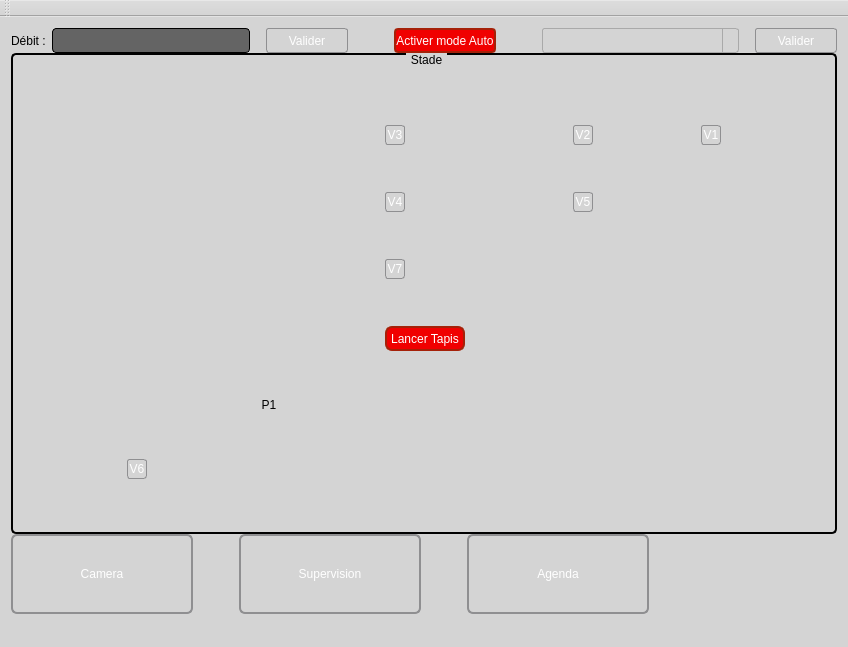
First picture: the form in mainwindow.ui, repository CalmettesT/Projet-BTS, before the edit.
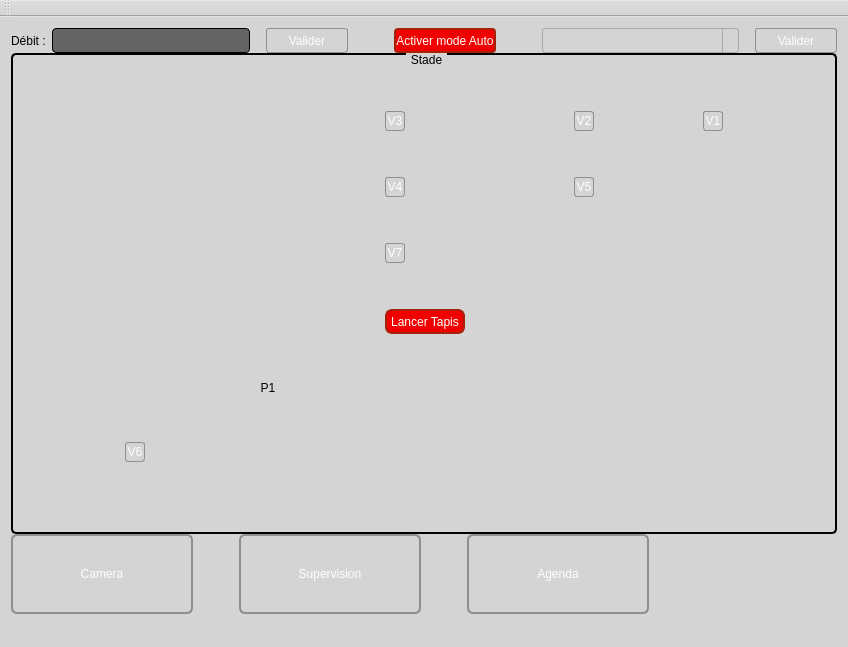
Second picture: the form after the edit. Icons and pictures are not drawn. Custom widgets are drawn as their Qt base class.

Diff of the .ui file:
```diff
--- a/mainwindow.ui
+++ b/mainwindow.ui
@@ -332,9 +332,15 @@
         <property name="alignment">
          <set>Qt::AlignJustify|Qt::AlignTop</set>
         </property>
-        <layout class="QGridLayout" name="gridLayout">
-         <item row="3" column="2">
           <widget class="QPushButton" name="ArreterTapis">
+         <property name="geometry">
+          <rect>
+           <x>374</x>
+           <y>256</y>
+           <width>80</width>
+           <height>25</height>
+          </rect>
+         </property>
            <property name="minimumSize">
             <size>
              <width>80</width>
@@ -352,9 +358,15 @@
             <string>Lancer Tapis</string>
            </property>
           </widget>
-         </item>
-         <item row="4" column="1">
           <widget class="QLedLabel" name="ledPompe1">
+         <property name="geometry">
+          <rect>
+           <x>243</x>
+           <y>327</y>
+           <width>22</width>
+           <height>16</height>
+          </rect>
+         </property>
            <property name="sizePolicy">
             <sizepolicy hsizetype="Fixed" vsizetype="Fixed">
              <horstretch>0</horstretch>
@@ -365,9 +377,15 @@
             <string>  P1</string>
            </property>
           </widget>
-         </item>
-         <item row="0" column="2">
           <widget class="QPushButton" name="BoutonVanne3">
+         <property name="geometry">
+          <rect>
+           <x>374</x>
+           <y>58</y>
+           <width>20</width>
+           <height>20</height>
+          </rect>
+         </property>
            <property name="sizePolicy">
             <sizepolicy hsizetype="Fixed" vsizetype="Fixed">
              <horstretch>0</horstretch>
@@ -408,9 +426,15 @@
             <string>V3</string>
            </property>
           </widget>
-         </item>
-         <item row="1" column="3">
           <widget class="QPushButton" name="BoutonVanne5">
+         <property name="geometry">
+          <rect>
+           <x>563</x>
+           <y>124</y>
+           <width>20</width>
+           <height>20</height>
+          </rect>
+         </property>
            <property name="sizePolicy">
             <sizepolicy hsizetype="Fixed" vsizetype="Fixed">
              <horstretch>0</horstretch>
@@ -451,9 +475,15 @@
             <string>V5</string>
            </property>
           </widget>
-         </item>
-         <item row="1" column="2">
           <widget class="QPushButton" name="BoutonVanne4">
+         <property name="geometry">
+          <rect>
+           <x>374</x>
+           <y>124</y>
+           <width>20</width>
+           <height>20</height>
+          </rect>
+         </property>
            <property name="sizePolicy">
             <sizepolicy hsizetype="Fixed" vsizetype="Fixed">
              <horstretch>0</horstretch>
@@ -497,9 +527,15 @@
             <string>V4</string>
            </property>
           </widget>
-         </item>
-         <item row="2" column="2" colspan="2">
           <widget class="QPushButton" name="BoutonVanne7">
+         <property name="geometry">
+          <rect>
+           <x>374</x>
+           <y>190</y>
+           <width>20</width>
+           <height>20</height>
+          </rect>
+         </property>
            <property name="sizePolicy">
             <sizepolicy hsizetype="Fixed" vsizetype="Fixed">
              <horstretch>0</horstretch>
@@ -540,9 +576,15 @@
             <string>V7</string>
            </property>
           </widget>
-         </item>
-         <item row="0" column="3">
           <widget class="QPushButton" name="BoutonVanne2">
+         <property name="geometry">
+          <rect>
+           <x>563</x>
+           <y>58</y>
+           <width>20</width>
+           <height>20</height>
+          </rect>
+         </property>
            <property name="sizePolicy">
             <sizepolicy hsizetype="Fixed" vsizetype="Fixed">
              <horstretch>0</horstretch>
@@ -589,9 +631,15 @@
             <string>V2</string>
            </property>
           </widget>
-         </item>
-         <item row="0" column="5">
           <widget class="QPushButton" name="BoutonVanne1">
+         <property name="geometry">
+          <rect>
+           <x>692</x>
+           <y>58</y>
+           <width>20</width>
+           <height>20</height>
+          </rect>
+         </property>
            <property name="sizePolicy">
             <sizepolicy hsizetype="Fixed" vsizetype="Fixed">
              <horstretch>0</horstretch>
@@ -632,9 +680,15 @@
             <string>V1</string>
            </property>
           </widget>
-         </item>
-         <item row="15" column="0">
           <widget class="QPushButton" name="BoutonVanne6">
+         <property name="geometry">
+          <rect>
+           <x>114</x>
+           <y>389</y>
+           <width>20</width>
+           <height>20</height>
+          </rect>
+         </property>
            <property name="sizePolicy">
             <sizepolicy hsizetype="Fixed" vsizetype="Fixed">
              <horstretch>0</horstretch>
@@ -675,8 +729,6 @@
             <string>V6</string>
            </property>
           </widget>
-         </item>
-        </layout>
        </widget>
       </item>
       <item>
```
Lines whose indentation alone changed are shown as unchanged.
